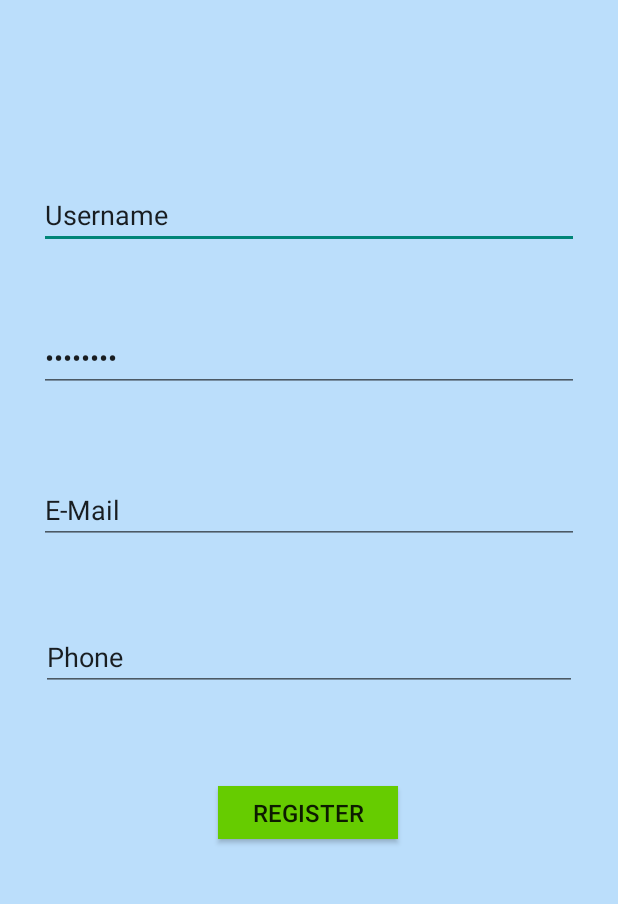
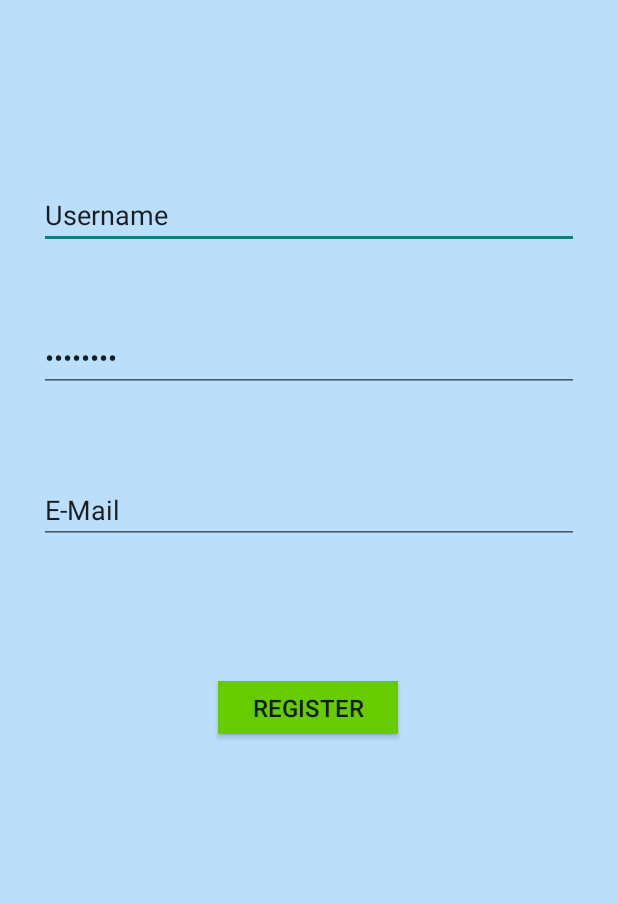
Before and after one commit to wanmoon/FinWal, an Android app: the layout signup.xml on its own in the app's theme, with its tools: preview values and no code run, on a phone screen of 412 x 824 dp, the part 331-1235 px from its top. Run offline under Robolectric (Android 15) with nearby library versions, the light colour scheme and no system bars.

Commit message:
finish login and signup with firebase

```diff
--- a/app/src/main/AndroidManifest.xml
+++ b/app/src/main/AndroidManifest.xml
@@ -1,6 +1,8 @@
 <?xml version="1.0" encoding="utf-8"?>
 <manifest xmlns:android="http://schemas.android.com/apk/res/android"
     package="com.wanmoon.finwal">
+
+    <uses-permission android:name="android.permission.INTERNET"/>
 
     <application
         android:allowBackup="true"
--- a/app/src/main/res/layout/signup.xml
+++ b/app/src/main/res/layout/signup.xml
@@ -97,28 +97,6 @@
         android:layout_marginBottom="8dp"
         app:layout_constraintVertical_bias="0.695" />
 
-    <EditText
-        android:id="@+id/editTextPhone"
-        android:layout_width="0dp"
-        android:layout_height="wrap_content"
-        android:ems="10"
-        android:inputType="phone"
-        android:text="Phone"
-        tools:layout_constraintTop_creator="1"
-        tools:layout_constraintRight_creator="1"
-        android:layout_marginStart="27dp"
-        android:layout_marginEnd="27dp"
-        app:layout_constraintRight_toRightOf="parent"
-        tools:layout_constraintLeft_creator="1"
-        app:layout_constraintLeft_toLeftOf="parent"
-        android:layout_marginLeft="8dp"
-        android:layout_marginRight="8dp"
-        android:layout_marginTop="8dp"
-        app:layout_constraintTop_toTopOf="parent"
-        app:layout_constraintBottom_toBottomOf="parent"
-        android:layout_marginBottom="8dp"
-        app:layout_constraintVertical_bias="0.823" />
-
     <Button
         android:id="@+id/btnRegister"
         android:layout_width="120dp"
@@ -137,7 +115,7 @@
         android:layout_marginBottom="8dp"
         android:layout_marginLeft="8dp"
         app:layout_constraintHorizontal_bias="0.484"
-        app:layout_constraintVertical_bias="0.953" />
+        app:layout_constraintVertical_bias="0.863" />
 
 
 </android.support.constraint.ConstraintLayout>
```
Also changed, not shown: app/src/main/java/com/wanmoon/finwal/ForgetPSW.java (added, +8 -0 lines), app/src/main/java/com/wanmoon/finwal/Login.java (added, +113 -0 lines), app/src/main/java/com/wanmoon/finwal/SignUp.java (added, +89 -0 lines), app/src/main/res/layout/login.xml (+12 -12 lines).
